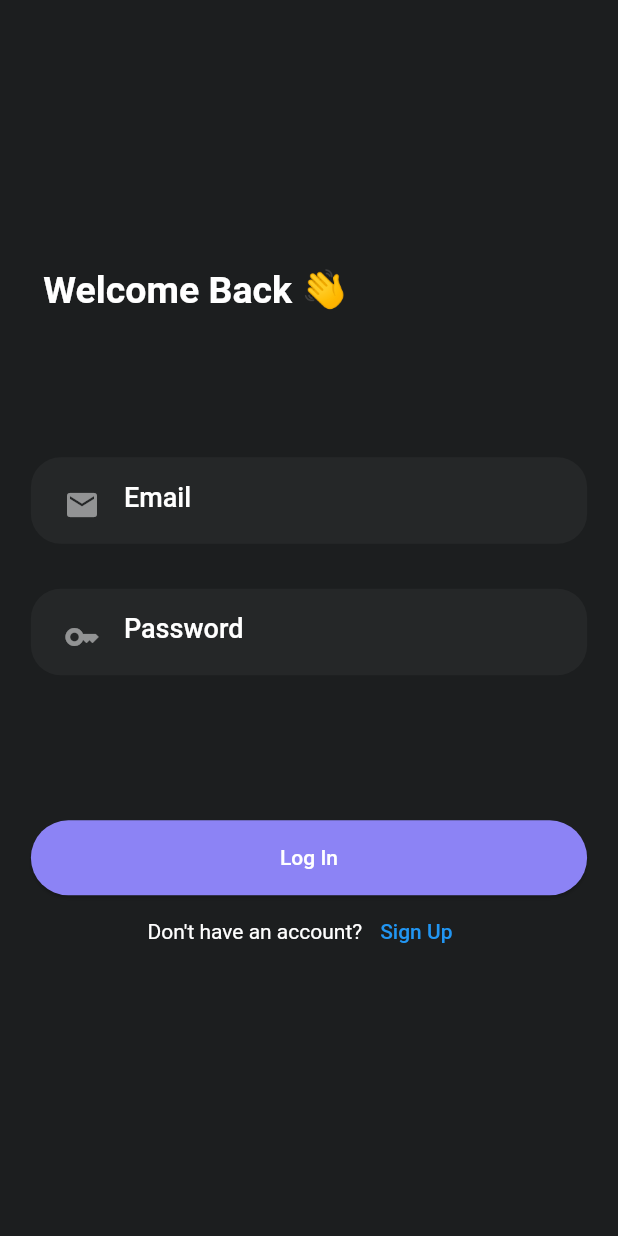
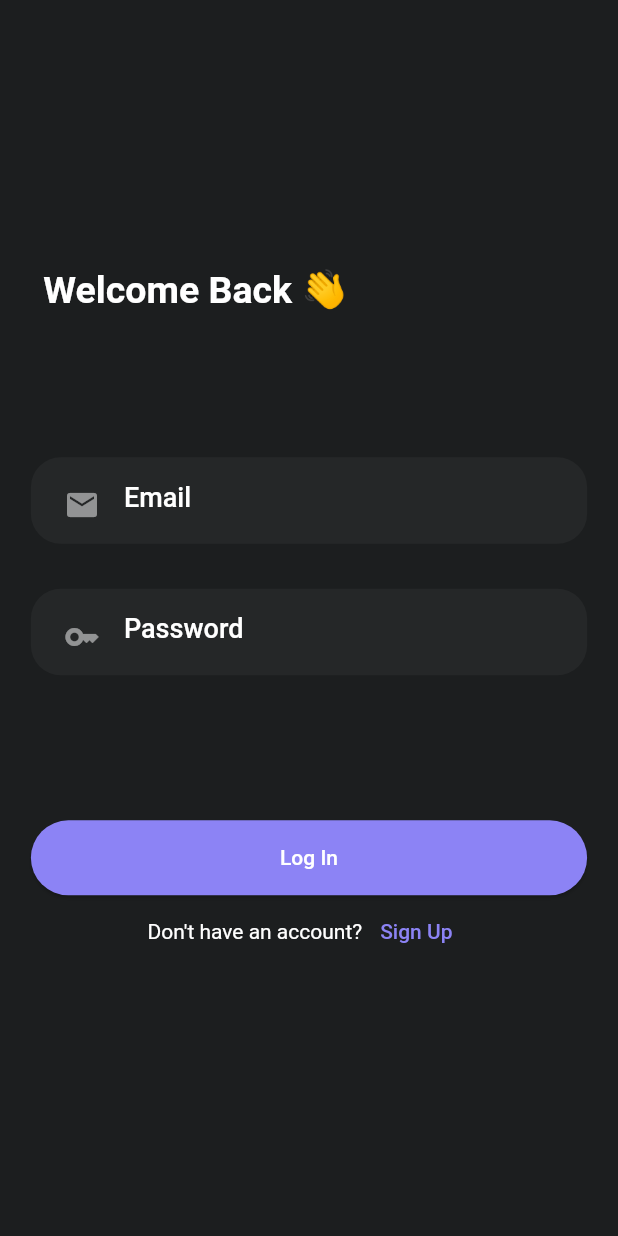
Before and after one commit to YoussefMoRabie/Social_App, a Flutter app: the screen it shows after launch, on a phone screen of 412 x 824 dp. Run offline on Flutter 3.47's test engine with Material 2 defaults, Android fonts, the phone set to English and light mode, and no system bars; our stand-ins replace cloud_firestore, file_picker, firebase_auth, firebase_core, firebase_storage, flutter_riverpod and 3 more; accounts and stored records are empty.

Commit message:
Update screen_toggle_button.dart

```diff
--- a/lib/features/auth/screens/widgets/screen_toggle_button.dart
+++ b/lib/features/auth/screens/widgets/screen_toggle_button.dart
@@ -22,7 +22,7 @@ class ScreenToggleButton extends StatelessWidget {
           onPressed: onPressed,
           style: TextButton.styleFrom(
             // backgroundColor: Pallete.primary,
-            foregroundColor: Pallete.primary,
+            foregroundColor: Palette.primary,
           ),
           child: Text(
             buttonLabel,
```
